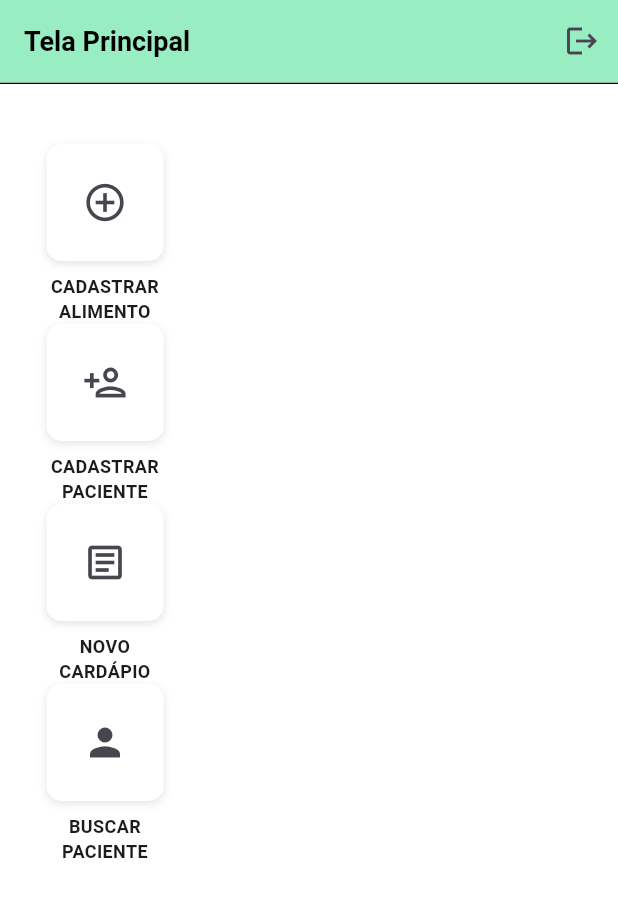
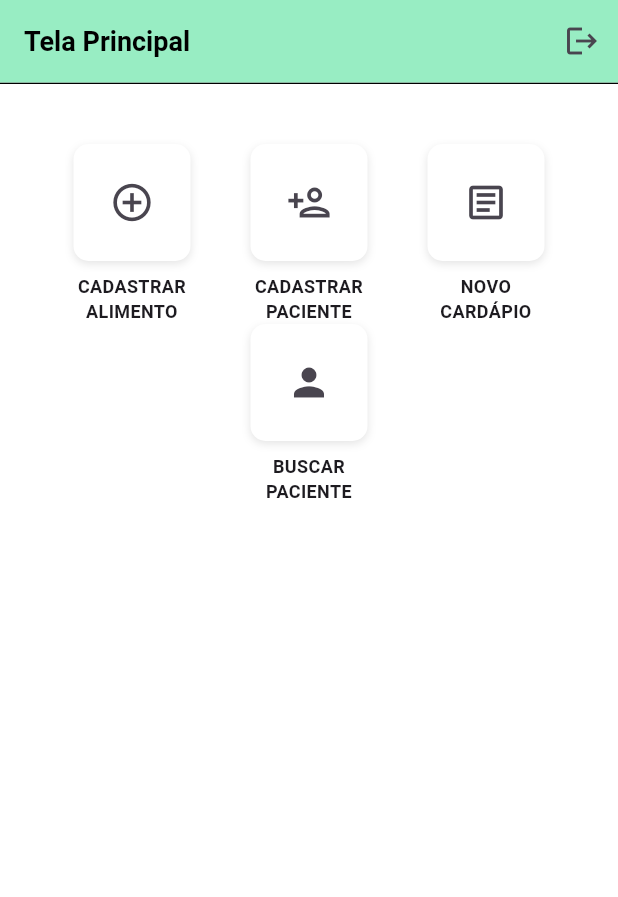
Before and after one commit to Turzzzin/app_nutricao_flutter, a Flutter app: the HomeScreen screen opened by its route, on a phone screen of 412 x 824 dp. Shown: the top 897 px of the screen. Run offline on Flutter 3.47's test engine with Material 3 defaults, Android fonts, the phone set to English and light mode, and no system bars; our stand-ins replace flutter_svg, image_picker, shared_preferences, sqflite; accounts and stored records are empty.

Commit message:
fix: corrigida exibicao dos itens

```diff
--- a/lib/screens/home_screen.dart
+++ b/lib/screens/home_screen.dart
@@ -36,7 +36,7 @@ class HomeScreen extends StatelessWidget {
         child: Column(
           children: [
             const SizedBox(height: 20),
-            Column(
+            Row(
               mainAxisAlignment: MainAxisAlignment.spaceEvenly,
               children: [
                 _buildMenuButton(
@@ -60,15 +60,19 @@ class HomeScreen extends StatelessWidget {
                     Navigator.pushNamed(context, '/cardapio/novo');
                   },
                 ),
-                _buildMenuButton(
+              ],
+            ),
+            Row(
+                mainAxisAlignment: MainAxisAlignment.spaceEvenly,
+                children: [
+                  _buildMenuButton(
                   icon: Icons.person,
                   label: 'BUSCAR\nPACIENTE',
                   onPressed: () {
                     Navigator.pushNamed(context, '/paciente/buscar');
                   },
                 ),
-              ],
-            ),
+                ])
           ],
         ),
       ),
```
